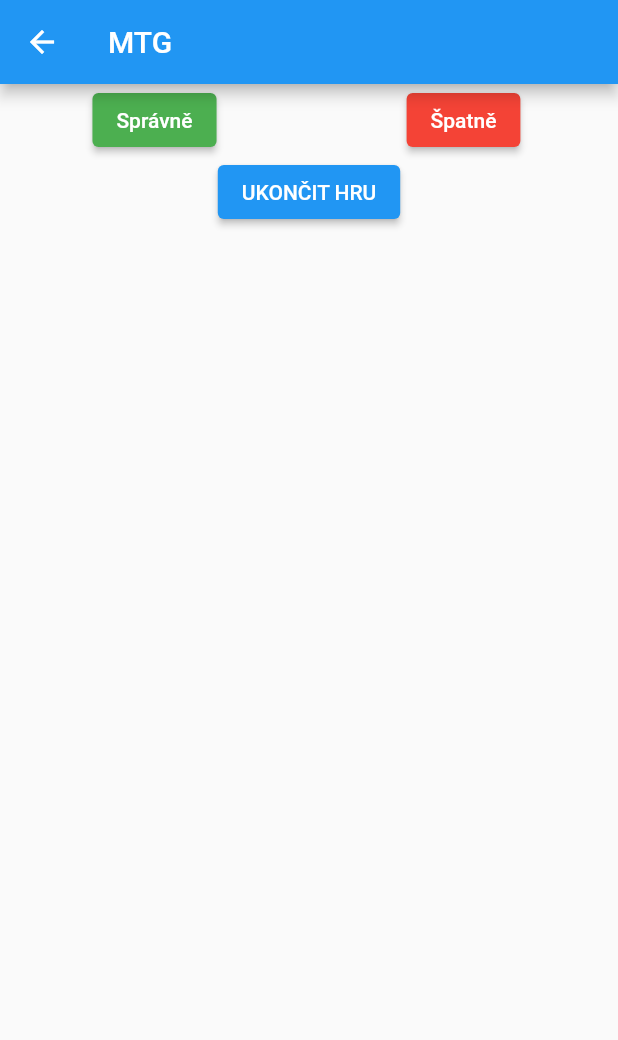
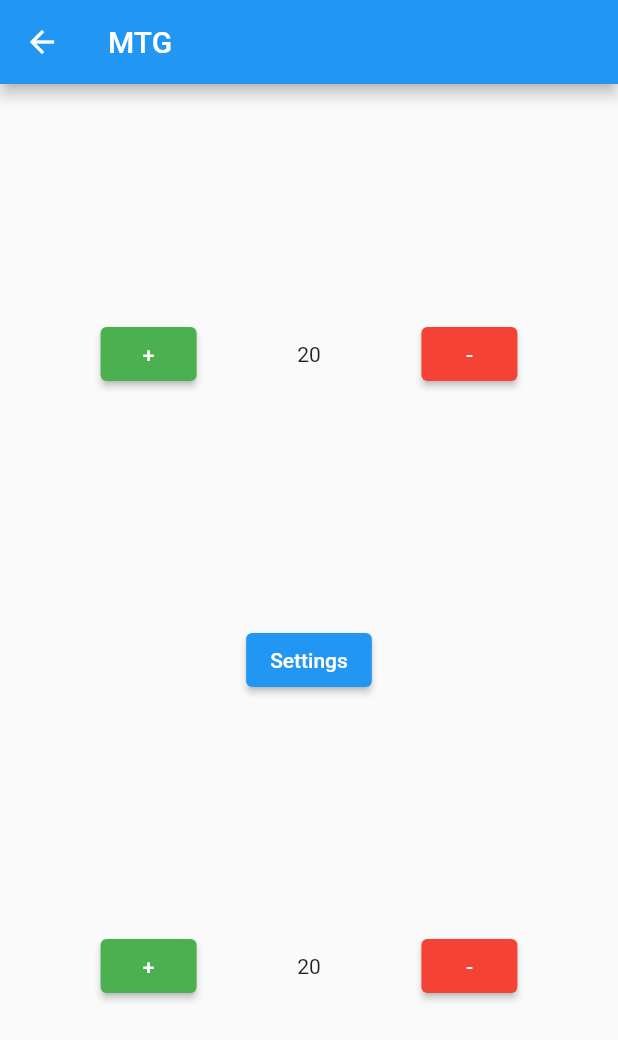
Before and after one commit to Waratax/project, a Flutter app: the screen it shows after launch, after a tap on "Play MTG", on a phone screen of 412 x 824 dp. Shown: the top 1040 px of the screen. Run offline on Flutter 3.47's test engine with Material 2 defaults, Android fonts, the light colour scheme and no system bars.

Commit message:
working MTG counters

```diff
--- a/lib/screens/MTG.dart
+++ b/lib/screens/MTG.dart
@@ -6,6 +6,8 @@
 }
 
 class _MTGScreen extends State<MTGScreen> {
+  var playerLife1 = 20;
+  var playerLife2 = 20;
   @override
   Widget build(BuildContext context) {
     return Scaffold(
@@ -15,37 +17,81 @@
         body: Center(
           child: Column(
             children: [
+              Spacer(),
               Row(
                 children: [
                   Expanded(
                       child: Align(
-                    alignment: FractionalOffset.bottomCenter,
+                    alignment: FractionalOffset.center,
                     child: ElevatedButton(
-                        onPressed: () {},
-                        child: Text("Správně"),
+                        onPressed: () {
+                          setState(() {
+                            playerLife1++;
+                          });
+                        },
+                        child: Text("+"),
                         style: ElevatedButton.styleFrom(
                           primary: Colors.green,
                         )),
                   )),
+                  Text(playerLife1.toString()), //life
                   Expanded(
                       child: Align(
-                    alignment: FractionalOffset.bottomCenter,
+                    alignment: FractionalOffset.center,
                     child: ElevatedButton(
-                        onPressed: () {},
-                        child: Text("Špatně"),
+                        onPressed: () {
+                          setState(() {
+                            playerLife1--;
+                          });
+                        },
+                        child: Text("-"),
                         style: ElevatedButton.styleFrom(
                           primary: Colors.red,
                         )),
                   )),
                 ],
               ),
-
-              //End game
+              Spacer(),
               ElevatedButton(
                   onPressed: () {
-                    Navigator.pop(context);
+                    Navigator.pop(context); //TODO modes
                   },
-                  child: Text("UKONČIT HRU")),
+                  child: Text("Settings")),
+              Spacer(),
+              Row(
+                children: [
+                  Expanded(
+                      child: Align(
+                    alignment: FractionalOffset.center,
+                    child: ElevatedButton(
+                        onPressed: () {
+                          setState(() {
+                            playerLife2++;
+                          });
+                        },
+                        child: Text("+"),
+                        style: ElevatedButton.styleFrom(
+                          primary: Colors.green,
+                        )),
+                  )),
+                  Text(playerLife2.toString()), //life
+                  Expanded(
+                      child: Align(
+                    alignment: FractionalOffset.center,
+                    child: ElevatedButton(
+                        onPressed: () {
+                          setState(() {
+                            playerLife2--;
+                          });
+                        },
+                        child: Text("-"),
+                        style: ElevatedButton.styleFrom(
+                          primary: Colors.red,
+                        )),
+                  )),
+                ],
+              ),
+              Spacer(),
             ],
           ),
         ));
--- a/lib/screens/mainScreen.dart
+++ b/lib/screens/mainScreen.dart
@@ -17,29 +17,21 @@
         body: Center(
             child: Column(
           children: [
-            Expanded(
-                child: Align(
-              alignment: FractionalOffset.bottomCenter,
-              child: ElevatedButton(
+            ElevatedButton(
                 onPressed: () {
                   Navigator.pushNamed(context, "/MTG"); //magic the gathering
                 },
                 child: Text("Play MTG"),
                 style: ElevatedButton.styleFrom(
-                    primary: Colors.red,
+                  primary: Colors.blueGrey,
                 )),
-            )),
-            Expanded(
-                child: Align(
-              alignment: FractionalOffset.bottomCenter,
-              child: ElevatedButton(
+            ElevatedButton(
                 onPressed: () {
                   Navigator.pushNamed(context, "/DiceRoll"); //dice rolls
                 },
-                  child: Text("Play MTG"),
+                child: Text("Play DiceRoll"),
                 style: ElevatedButton.styleFrom(
-                    primary: Colors.red,
-                  )),
+                  primary: Colors.blueGrey,
                 )),
           ],
         )));
```
Lines whose indentation alone changed are shown as unchanged.
